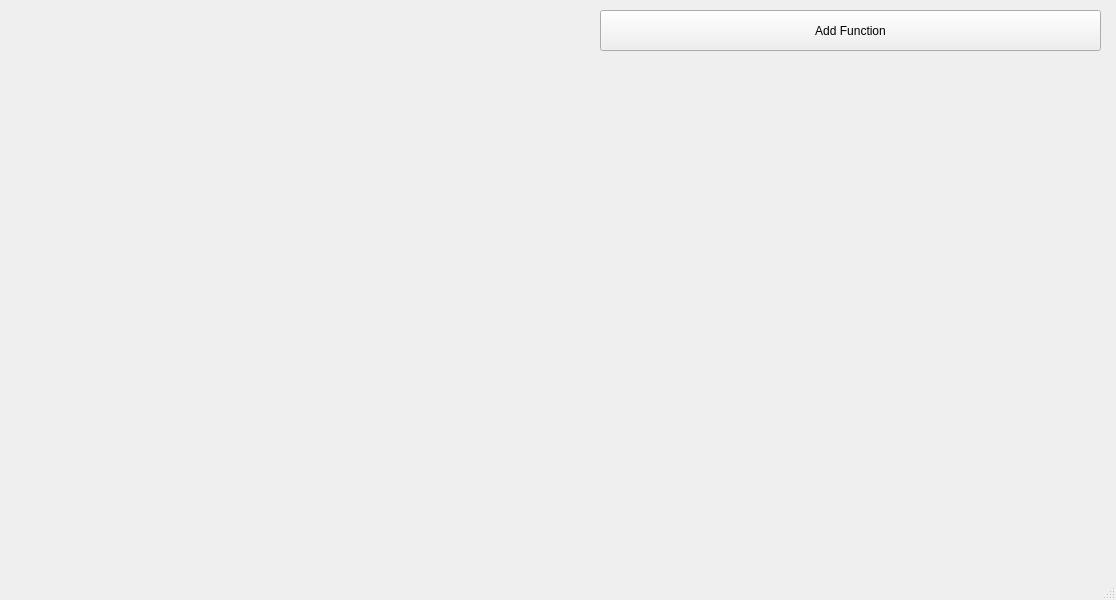
Above: mainwindow.ui from stiyqr/graphing-calculator-prototype before the change. Below: the same form after it.
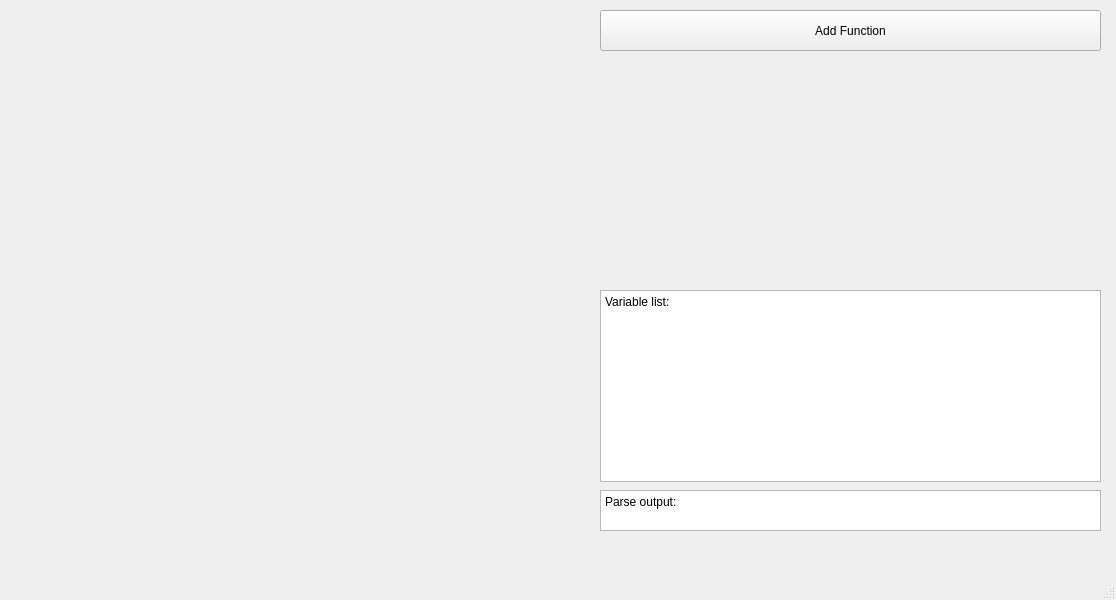
That is the form after the change. Custom widgets are drawn as their Qt base class.

The edit to the form file:
```diff
--- a/mainwindow.ui
+++ b/mainwindow.ui
@@ -43,7 +43,7 @@
       <x>600</x>
       <y>60</y>
       <width>501</width>
-      <height>481</height>
+      <height>221</height>
      </rect>
     </property>
     <layout class="QVBoxLayout" name="vLayout" stretch="0">
@@ -62,6 +62,41 @@
      </item>
     </layout>
    </widget>
+   <widget class="QTextBrowser" name="txt_output">
+    <property name="geometry">
+     <rect>
+      <x>600</x>
+      <y>490</y>
+      <width>501</width>
+      <height>41</height>
+     </rect>
+    </property>
+    <property name="html">
+     <string>&lt;!DOCTYPE HTML PUBLIC &quot;-//W3C//DTD HTML 4.0//EN&quot; &quot;http://www.w3.org/TR/REC-html40/strict.dtd&quot;&gt;
+&lt;html&gt;&lt;head&gt;&lt;meta name=&quot;qrichtext&quot; content=&quot;1&quot; /&gt;&lt;meta charset=&quot;utf-8&quot; /&gt;&lt;style type=&quot;text/css&quot;&gt;
+p, li { white-space: pre-wrap; }
+&lt;/style&gt;&lt;/head&gt;&lt;body style=&quot; font-family:'Segoe UI'; font-size:9pt; font-weight:400; font-style:normal;&quot;&gt;
+&lt;p style=&quot; margin-top:0px; margin-bottom:0px; margin-left:0px; margin-right:0px; -qt-block-indent:0; text-indent:0px;&quot;&gt;Parse output:&lt;/p&gt;&lt;/body&gt;&lt;/html&gt;</string>
+    </property>
+   </widget>
+   <widget class="QTextBrowser" name="txt_varlist">
+    <property name="geometry">
+     <rect>
+      <x>600</x>
+      <y>290</y>
+      <width>501</width>
+      <height>192</height>
+     </rect>
+    </property>
+    <property name="html">
+     <string>&lt;!DOCTYPE HTML PUBLIC &quot;-//W3C//DTD HTML 4.0//EN&quot; &quot;http://www.w3.org/TR/REC-html40/strict.dtd&quot;&gt;
+&lt;html&gt;&lt;head&gt;&lt;meta name=&quot;qrichtext&quot; content=&quot;1&quot; /&gt;&lt;meta charset=&quot;utf-8&quot; /&gt;&lt;style type=&quot;text/css&quot;&gt;
+p, li { white-space: pre-wrap; }
+&lt;/style&gt;&lt;/head&gt;&lt;body style=&quot; font-family:'Segoe UI'; font-size:9pt; font-weight:400; font-style:normal;&quot;&gt;
+&lt;p style=&quot; margin-top:0px; margin-bottom:0px; margin-left:0px; margin-right:0px; -qt-block-indent:0; text-indent:0px;&quot;&gt;Variable list:&lt;/p&gt;
+&lt;p style=&quot;-qt-paragraph-type:empty; margin-top:0px; margin-bottom:0px; margin-left:0px; margin-right:0px; -qt-block-indent:0; text-indent:0px;&quot;&gt;&lt;br /&gt;&lt;/p&gt;&lt;/body&gt;&lt;/html&gt;</string>
+    </property>
+   </widget>
   </widget>
   <widget class="QMenuBar" name="menubar">
    <property name="geometry">
```
